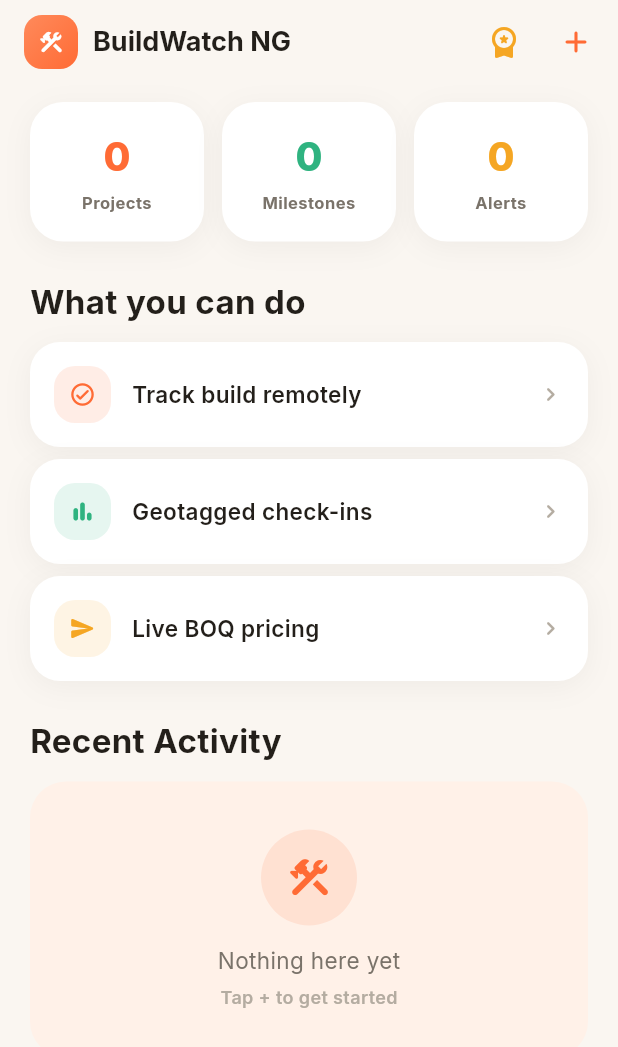
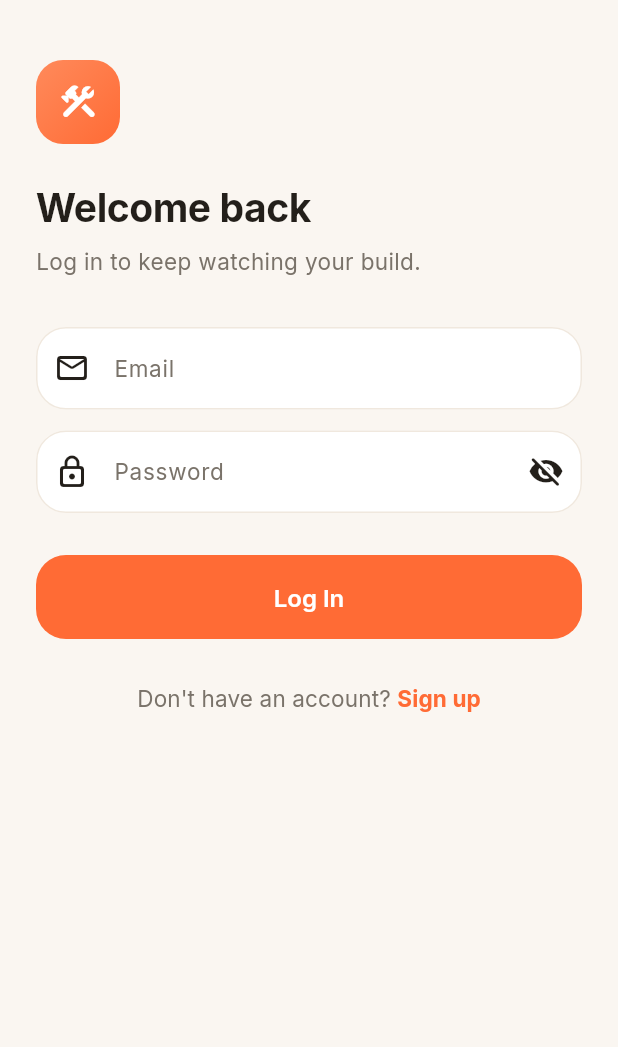
Before and after one commit to akinomosewo-cpu/buildwatch_ng, a Flutter app: the screen it shows after launch, on a phone screen of 412 x 824 dp. Shown: the top 1047 px of the screen. Run offline on Flutter 3.47's test engine with Material 3 defaults, Android fonts, the phone set to English and light mode, and no system bars; drawn by our look-alikes of flutter_animate; our stand-ins replace bloc, camera, equatable, flutter_bloc, gap, geolocator and 2 more; accounts and stored records are empty.

Commit message:
Add local auth flow, splash/login/signup pages, and entrance animations
Completes the local-only auth + animations pass that was previously
interrupted mid-task:
- AuthService (Hive-backed) with salted SHA-256 password hashing via the
  crypto package, signup/login/logout, and a persisted session.
- SplashPage with an animated brand reveal that routes to login or home
  based on whether a session exists.
- LoginPage/SignUpPage styled with the app's existing theme, plus a shared
  fade+slide PageRouteBuilder transition used across auth and app navigation.
- Staggered flutter_animate entrance animations on the home page's stat/
  feature/activity cards, an animated milestone progress bar, and an
  elasticOut "paid out" checkmark.
- auth_service_test.dart covering signup, duplicate rejection, login
  success/failure, logout, and salted-hash storage.
- Fixed a real bug in the widget tests: Hive/AuthService do genuine file
  I/O, which must run inside `tester.runAsync` (or the tap that triggers
  it must), otherwise pumpAndSettle hangs forever under the fake-async
  test binding.

Co-Authored-By: Claude Sonnet 5 <noreply@anthropic.com>
Claude-Session: https://claude.ai/code/session_01J3m4FwQPKhnbpsGTtN5779

```diff
--- a/buildwatch_ng/analysis_options.yaml
+++ b/buildwatch_ng/analysis_options.yaml
@@ -7,6 +7,11 @@
 
 # The following line activates a set of recommended lints for Flutter apps,
 # packages, and plugins designed to encourage good coding practices.
+analyzer:
+  exclude:
+    - build/**
+    - android/**
+    - ios/**
 include: package:flutter_lints/flutter.yaml
 
 linter:
--- /dev/null
+++ b/buildwatch_ng/lib/core/auth/auth_service.dart
@@ -0,0 +1,134 @@
+import 'dart:convert';
+import 'dart:math';
+
+import 'package:crypto/crypto.dart';
+import 'package:hive_flutter/hive_flutter.dart';
+
+import 'auth_user.dart';
+import 'user_role.dart';
+
+/// Local-only authentication. There is no backend for this app, so accounts
+/// (name + email + role + a salted password hash) are stored on-device in
+/// Hive, and the "logged in" session is just a pointer to one of those
+/// accounts, also persisted in Hive so it survives app restarts.
+///
+/// The password hashing here is a simple salted digest meant to avoid
+/// storing plaintext passwords on disk — it is not a substitute for a real
+/// backend + proper credential storage, which this offline demo app has no
+/// way to provide.
+class AuthService {
+  AuthService._();
+  static final AuthService instance = AuthService._();
+
+  static const _usersBoxName = 'auth_users';
+  static const _sessionBoxName = 'auth_session';
+  static const _sessionKey = 'current_email';
+
+  Box? _usersBox;
+  Box? _sessionBox;
+
+  bool get isInitialized => _usersBox != null && _sessionBox != null;
+
+  Future<void> init() async {
+    _usersBox = await Hive.openBox(_usersBoxName);
+    _sessionBox = await Hive.openBox(_sessionBoxName);
+  }
+
+  String _normalize(String email) => email.trim().toLowerCase();
+
+  String _hashPassword(String password, String salt) {
+    final bytes = utf8.encode('$salt::$password');
+    return sha256.convert(bytes).toString();
+  }
+
+  String _newSalt() {
+    final random = Random.secure();
+    final bytes = List<int>.generate(16, (_) => random.nextInt(256));
+    return base64UrlEncode(bytes);
+  }
+
+  /// Registers a new local account. Throws [AuthException] if the email is
+  /// already taken or the input is invalid.
+  Future<AuthUser> signUp({
+    required String name,
+    required String email,
+    required String password,
+    required UserRole role,
+  }) async {
+    _ensureInit();
+    final normalizedEmail = _normalize(email);
+    if (name.trim().isEmpty) {
+      throw const AuthException('Please enter your name.');
+    }
+    if (!normalizedEmail.contains('@') || !normalizedEmail.contains('.')) {
+      throw const AuthException('Please enter a valid email address.');
+    }
+    if (password.length < 6) {
+      throw const AuthException('Password must be at least 6 characters.');
+    }
+    if (_usersBox!.containsKey(normalizedEmail)) {
+      throw const AuthException('An account with this email already exists.');
+    }
+    final salt = _newSalt();
+    final user = AuthUser(name: name.trim(), email: normalizedEmail, role: role);
+    await _usersBox!.put(normalizedEmail, {
+      ...user.toMap(),
+      'salt': salt,
+      'passwordHash': _hashPassword(password, salt),
+    });
+    await _persistSession(normalizedEmail);
+    return user;
+  }
+
+  /// Validates credentials against the locally-stored account. Throws
+  /// [AuthException] if the account doesn't exist or the password is wrong.
+  Future<AuthUser> login({required String email, required String password}) async {
+    _ensureInit();
+    final normalizedEmail = _normalize(email);
+    final record = _usersBox!.get(normalizedEmail) as Map?;
+    if (record == null) {
+      throw const AuthException('No account found for this email.');
+    }
+    final salt = record['salt'] as String? ?? '';
+    final expectedHash = record['passwordHash'] as String? ?? '';
+    if (_hashPassword(password, salt) != expectedHash) {
+      throw const AuthException('Incorrect password.');
+    }
+    await _persistSession(normalizedEmail);
+    return AuthUser.fromMap(record);
+  }
+
+  Future<void> _persistSession(String email) async {
+    await _sessionBox!.put(_sessionKey, email);
+  }
+
+  /// Returns the currently logged-in user, or `null` if nobody is logged in.
+  AuthUser? currentUser() {
+    _ensureInit();
+    final email = _sessionBox!.get(_sessionKey) as String?;
+    if (email == null) return null;
+    final record = _usersBox!.get(email) as Map?;
+    if (record == null) return null;
+    return AuthUser.fromMap(record);
+  }
+
+  bool get isLoggedIn => currentUser() != null;
+
+  Future<void> logout() async {
+    _ensureInit();
+    await _sessionBox!.delete(_sessionKey);
+  }
+
+  void _ensureInit() {
+    if (!isInitialized) {
+      throw StateError('AuthService.init() must be called before use.');
+    }
+  }
+}
+
+class AuthException implements Exception {
+  final String message;
+  const AuthException(this.message);
+  @override
+  String toString() => message;
+}
--- /dev/null
+++ b/buildwatch_ng/lib/core/auth/auth_user.dart
@@ -0,0 +1,23 @@
+import 'user_role.dart';
+
+/// A locally-registered account. There is no backend: credentials live only
+/// on this device, in Hive.
+class AuthUser {
+  final String name;
+  final String email;
+  final UserRole role;
+
+  const AuthUser({required this.name, required this.email, required this.role});
+
+  factory AuthUser.fromMap(Map<dynamic, dynamic> map) => AuthUser(
+        name: map['name'] as String? ?? '',
+        email: map['email'] as String? ?? '',
+        role: UserRole.fromStorage(map['role'] as String?),
+      );
+
+  Map<String, dynamic> toMap() => {
+        'name': name,
+        'email': email,
+        'role': role.storageValue,
+      };
+}
--- /dev/null
+++ b/buildwatch_ng/lib/core/auth/user_role.dart
@@ -0,0 +1,23 @@
+/// The two account kinds BuildWatch NG supports.
+///
+/// The UI currently shows the same screens to both roles, but the role is
+/// persisted with the session so features can branch on it later (e.g. only
+/// diaspora owners can release payments, only supervisors can submit proof).
+enum UserRole {
+  diasporaOwner,
+  siteSupervisor;
+
+  String get label => switch (this) {
+        UserRole.diasporaOwner => 'Diaspora Owner',
+        UserRole.siteSupervisor => 'Site Supervisor',
+      };
+
+  String get storageValue => name;
+
+  static UserRole fromStorage(String? value) {
+    return UserRole.values.firstWhere(
+      (r) => r.storageValue == value,
+      orElse: () => UserRole.diasporaOwner,
+    );
+  }
+}
--- a/buildwatch_ng/lib/main.dart
+++ b/buildwatch_ng/lib/main.dart
@@ -1,12 +1,16 @@
 import 'package:flutter/material.dart';
 import 'package:flutter/services.dart';
 import 'package:flutter_bloc/flutter_bloc.dart';
+import 'package:hive_flutter/hive_flutter.dart';
+import 'core/auth/auth_service.dart';
 import 'core/theme/app_theme.dart';
+import 'presentation/auth/splash_page.dart';
 import 'presentation/blocs/app_bloc.dart';
-import 'presentation/pages/home_page.dart';
 
 void main() async {
   WidgetsFlutterBinding.ensureInitialized();
+  await Hive.initFlutter();
+  await AuthService.instance.init();
   SystemChrome.setSystemUIOverlayStyle(const SystemUiOverlayStyle(
     statusBarColor: Colors.transparent,
     statusBarIconBrightness: Brightness.light,
@@ -28,7 +32,7 @@ class BuildWatchApp extends StatelessWidget {
         theme: AppTheme.dark,
         darkTheme: AppTheme.dark,
         themeMode: ThemeMode.dark,
-        home: const HomePage(),
+        home: const SplashPage(),
       ),
     );
   }
--- /dev/null
+++ b/buildwatch_ng/lib/presentation/auth/login_page.dart
@@ -0,0 +1,148 @@
+import 'package:flutter/material.dart';
+import 'package:flutter_animate/flutter_animate.dart';
+import 'package:gap/gap.dart';
+
+import '../../core/auth/auth_service.dart';
+import '../../core/navigation/page_transitions.dart';
+import '../../core/theme/app_theme.dart';
+import '../pages/home_page.dart';
+import 'signup_page.dart';
+
+class LoginPage extends StatefulWidget {
+  const LoginPage({super.key});
+
+  @override
+  State<LoginPage> createState() => _LoginPageState();
+}
+
+class _LoginPageState extends State<LoginPage> {
+  final _formKey = GlobalKey<FormState>();
+  final _emailCtrl = TextEditingController();
+  final _passwordCtrl = TextEditingController();
+  bool _obscure = true;
+  bool _submitting = false;
+  String? _error;
+
+  @override
+  void dispose() {
+    _emailCtrl.dispose();
+    _passwordCtrl.dispose();
+    super.dispose();
+  }
+
+  Future<void> _submit() async {
+    if (!_formKey.currentState!.validate()) return;
+    setState(() {
+      _submitting = true;
+      _error = null;
+    });
+    try {
+      await AuthService.instance.login(email: _emailCtrl.text, password: _passwordCtrl.text);
+      if (!mounted) return;
+      pushFadeReplacingStack(context, const HomePage());
+    } on AuthException catch (e) {
+      setState(() => _error = e.message);
+    } finally {
+      if (mounted) setState(() => _submitting = false);
+    }
+  }
+
+  @override
+  Widget build(BuildContext context) {
+    return Scaffold(
+      backgroundColor: AppColors.background,
+      body: SafeArea(
+        child: SingleChildScrollView(
+          padding: const EdgeInsets.fromLTRB(24, 40, 24, 24),
+          child: Form(
+            key: _formKey,
+            child: Column(
+              crossAxisAlignment: CrossAxisAlignment.start,
+              children: [
+                Container(
+                  width: 56,
+                  height: 56,
+                  decoration: BoxDecoration(gradient: AppColors.primaryGradient, borderRadius: BorderRadius.circular(18)),
+                  child: const Icon(Icons.construction_rounded, color: Colors.white, size: 28),
+                ).animate().fadeIn().scale(begin: const Offset(0.8, 0.8)),
+                const Gap(24),
+                Text('Welcome back', style: AppTextStyles.displaySmall.copyWith(color: AppColors.textPrimary))
+                    .animate(delay: 50.ms)
+                    .fadeIn()
+                    .slideY(begin: 0.1),
+                const Gap(6),
+                Text(
+                  'Log in to keep watching your build.',
+                  style: AppTextStyles.bodyMedium.copyWith(color: AppColors.textSecondary),
+                ).animate(delay: 100.ms).fadeIn(),
+                const Gap(32),
+                if (_error != null)
+                  Container(
+                    width: double.infinity,
+                    padding: const EdgeInsets.all(14),
+                    margin: const EdgeInsets.only(bottom: 16),
+                    decoration: BoxDecoration(
+                      color: AppColors.danger.withOpacity(0.1),
+                      borderRadius: BorderRadius.circular(14),
+                    ),
+                    child: Text(_error!, style: AppTextStyles.bodySmall.copyWith(color: AppColors.danger)),
+                  ).animate().fadeIn().shake(hz: 4, offset: const Offset(4, 0)),
+                TextFormField(
+                  controller: _emailCtrl,
+                  keyboardType: TextInputType.emailAddress,
+                  style: AppTextStyles.bodyMedium.copyWith(color: AppColors.textPrimary),
+                  decoration: const InputDecoration(hintText: 'Email', prefixIcon: Icon(Icons.mail_outline_rounded)),
+                  validator: (v) => (v == null || v.trim().isEmpty) ? 'Enter your email' : null,
+                ).animate(delay: 150.ms).fadeIn().slideY(begin: 0.15),
+                const Gap(14),
+                TextFormField(
+                  controller: _passwordCtrl,
+                  obscureText: _obscure,
+                  style: AppTextStyles.bodyMedium.copyWith(color: AppColors.textPrimary),
+                  decoration: InputDecoration(
+                    hintText: 'Password',
+                    prefixIcon: const Icon(Icons.lock_outline_rounded),
+                    suffixIcon: IconButton(
+                      icon: Icon(_obscure ? Icons.visibility_off_rounded : Icons.visibility_rounded),
+                      onPressed: () => setState(() => _obscure = !_obscure),
+                    ),
+                  ),
+                  validator: (v) => (v == null || v.isEmpty) ? 'Enter your password' : null,
+                  onFieldSubmitted: (_) => _submit(),
+                ).animate(delay: 200.ms).fadeIn().slideY(begin: 0.15),
+                const Gap(28),
+                ElevatedButton(
+                  onPressed: _submitting ? null : _submit,
+                  child: _submitting
+                      ? const SizedBox(
+                          width: 22, height: 22,
+                          child: CircularProgressIndicator(strokeWidth: 2.4, color: Colors.white),
+                        )
+                      : const Text('Log In'),
+                ).animate(delay: 250.ms).fadeIn(),
+                const Gap(16),
+                Center(
+                  child: TextButton(
+                    onPressed: () => pushFade(context, const SignUpPage()),
+                    child: Text.rich(
+                      TextSpan(
+                        text: "Don't have an account? ",
+                        style: AppTextStyles.bodyMedium.copyWith(color: AppColors.textSecondary),
+                        children: [
+                          TextSpan(
+                            text: 'Sign up',
+                            style: AppTextStyles.bodyMedium.copyWith(color: AppColors.primary, fontWeight: FontWeight.w700),
+                          ),
+                        ],
+                      ),
+                    ),
+                  ),
+                ).animate(delay: 300.ms).fadeIn(),
+              ],
+            ),
+          ),
+        ),
+      ),
+    );
+  }
+}
--- a/buildwatch_ng/pubspec.yaml
+++ b/buildwatch_ng/pubspec.yaml
@@ -15,6 +15,7 @@ dependencies:
   dartz: ^0.10.1
   intl: ^0.19.0
   uuid: ^4.3.3
+  crypto: ^3.0.3
   image_picker: ^1.2.3
   geolocator: ^11.0.0
   camera: ^0.12.1
```
Also changed, not shown: buildwatch_ng/lib/core/navigation/page_transitions.dart (added, +36 -0 lines), buildwatch_ng/lib/presentation/auth/signup_page.dart (added, +204 -0 lines), buildwatch_ng/lib/presentation/auth/splash_page.dart (added, +80 -0 lines), buildwatch_ng/lib/presentation/pages/home_page.dart (+31 -6 lines), buildwatch_ng/lib/presentation/pages/milestone_payment_page.dart (+27 -17 lines), buildwatch_ng/pubspec.lock, 2 other files.
